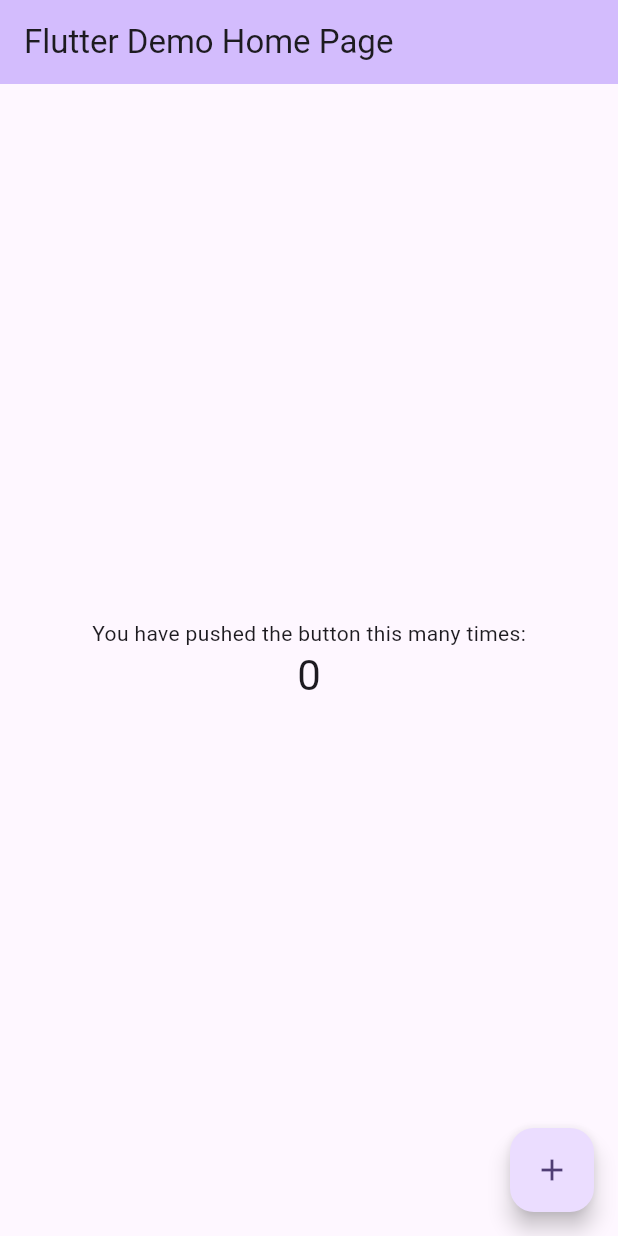
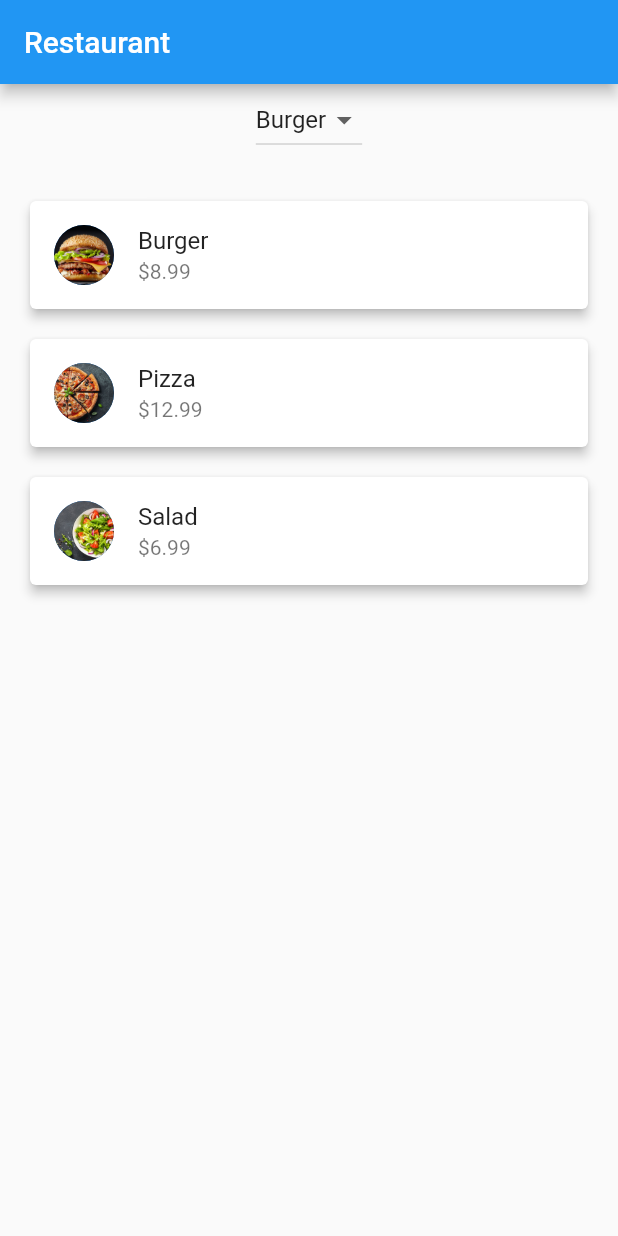
Before and after one commit to omar-al-sayed/restaurant, a Flutter app: the screen it shows after launch, on a phone screen of 412 x 824 dp. Run offline on Flutter 3.47's test engine with Material 2 defaults, Android fonts, the phone set to English and light mode, and no system bars.

Commit message:
add assets folder and 3 images add restaurant file and dropdownMenu and ListView and list of items

```diff
--- a/lib/main.dart
+++ b/lib/main.dart
@@ -1,110 +1,17 @@
 import 'package:flutter/material.dart';
+import 'restaurant.dart';
 
 void main() {
-  runApp(const MyApp());
+  runApp(MyApp());
 }
 
 class MyApp extends StatelessWidget {
-  const MyApp({super.key});
-
-  // This widget is the root of your application.
   @override
   Widget build(BuildContext context) {
-    return MaterialApp(
-      title: 'Flutter Demo',
-      theme: ThemeData(
-        colorScheme: ColorScheme.fromSeed(seedColor: Colors.deepPurple),
-        useMaterial3: true,
-      ),
-      home: const MyHomePage(title: 'Flutter Demo Home Page'),
+
+    return const MaterialApp(
+      debugShowCheckedModeBanner: false,
+      home: Restaurant(),
     );
   }
 }
-
-class MyHomePage extends StatefulWidget {
-  const MyHomePage({super.key, required this.title});
-
-  // This widget is the home page of your application. It is stateful, meaning
-  // that it has a State object (defined below) that contains fields that affect
-  // how it looks.
-
-  // This class is the configuration for the state. It holds the values (in this
-  // case the title) provided by the parent (in this case the App widget) and
-  // used by the build method of the State. Fields in a Widget subclass are
-  // always marked "final".
-
-  final String title;
-
-  @override
-  State<MyHomePage> createState() => _MyHomePageState();
-}
-
-class _MyHomePageState extends State<MyHomePage> {
-  int _counter = 0;
-
-  void _incrementCounter() {
-    setState(() {
-      // This call to setState tells the Flutter framework that something has
-      // changed in this State, which causes it to rerun the build method below
-      // so that the display can reflect the updated values. If we changed
-      // _counter without calling setState(), then the build method would not be
-      // called again, and so nothing would appear to happen.
-      _counter++;
-    });
-  }
-
-  @override
-  Widget build(BuildContext context) {
-    // This method is rerun every time setState is called, for instance as done
-    // by the _incrementCounter method above.
-    //
-    // The Flutter framework has been optimized to make rerunning build methods
-    // fast, so that you can just rebuild anything that needs updating rather
-    // than having to individually change instances of widgets.
-    return Scaffold(
-      appBar: AppBar(
-        // TRY THIS: Try changing the color here to a specific color (to
-        // Colors.amber, perhaps?) and trigger a hot reload to see the AppBar
-        // change color while the other colors stay the same.
-        backgroundColor: Theme.of(context).colorScheme.inversePrimary,
-        // Here we take the value from the MyHomePage object that was created by
-        // the App.build method, and use it to set our appbar title.
-        title: Text(widget.title),
-      ),
-      body: Center(
-        // Center is a layout widget. It takes a single child and positions it
-        // in the middle of the parent.
-        child: Column(
-          // Column is also a layout widget. It takes a list of children and
-          // arranges them vertically. By default, it sizes itself to fit its
-          // children horizontally, and tries to be as tall as its parent.
-          //
-          // Column has various properties to control how it sizes itself and
-          // how it positions its children. Here we use mainAxisAlignment to
-          // center the children vertically; the main axis here is the vertical
-          // axis because Columns are vertical (the cross axis would be
-          // horizontal).
-          //
-          // TRY THIS: Invoke "debug painting" (choose the "Toggle Debug Paint"
-          // action in the IDE, or press "p" in the console), to see the
-          // wireframe for each widget.
-          mainAxisAlignment: MainAxisAlignment.center,
-          children: <Widget>[
-            const Text(
-              'You have pushed the button this many times:',
-            ),
-            Text(
-              '$_counter',
-              style: Theme.of(context).textTheme.headlineMedium,
-            ),
-          ],
-        ),
-      ),
-      floatingActionButton: FloatingActionButton(
-        onPressed: _incrementCounter,
-        tooltip: 'Increment',
-        child: const Icon(Icons.add),
-      ), // This trailing comma makes auto-formatting nicer for build methods.
-    );
-  }
-}
--- /dev/null
+++ b/lib/restaurant.dart
@@ -0,0 +1,76 @@
+import 'package:flutter/material.dart';
+
+class Restaurant extends StatefulWidget {
+  const Restaurant({Key? key}) : super(key: key);
+
+  @override
+  State<Restaurant> createState() => _RestaurantState();
+}
+
+class _RestaurantState extends State<Restaurant> {
+  final List<Map<String, dynamic>> menuItems = [
+    {'name': 'Burger', 'price': 8.99, 'image': 'assets/burger.jpg'},
+    {'name': 'Pizza', 'price': 12.99, 'image': 'assets/pizza.jpg'},
+    {'name': 'Salad', 'price': 6.99, 'image': 'assets/salad.jpg'},
+  ];
+
+
+  String selectedItem = 'Burger';
+
+  @override
+  Widget build(BuildContext context) {
+    return Scaffold(
+      appBar: AppBar(
+        title: Text('Restaurant'),
+      ),
+      body: Center(
+        child: Column(
+          mainAxisAlignment: MainAxisAlignment.center,
+          children: [
+            DropdownButton<String>(
+              value: selectedItem,
+              items: menuItems.map((item) {
+                return DropdownMenuItem<String>(
+                  value: item['name'],
+                  child: Text(item['name']),
+                );
+              }).toList(),
+              onChanged: (value) {
+                setState(() {
+                  selectedItem = value!;
+                });
+              },
+            ),
+
+            SizedBox(height: 20),
+            Expanded(
+              //list view
+              child: ListView.builder(
+                itemCount: menuItems.length,
+                itemBuilder: (context, index) {
+                  final item = menuItems[index];
+                  return Card(
+                    elevation: 3,
+                    margin: EdgeInsets.symmetric(vertical: 10, horizontal: 20),
+                    child: ListTile(
+                      title: Text(item['name']),
+                      subtitle: Text('\$${item['price']}'),
+                      leading: CircleAvatar(
+                        backgroundImage: AssetImage(item['image']),
+                      ),
+                      onTap: () {
+                        setState(() {
+                          selectedItem = item['name'];
+                        });
+                      },
+                    ),
+                  );
+                },
+              ),
+            ),
+          ],
+        ),
+      ),
+    );
+  }
+}
--- a/pubspec.yaml
+++ b/pubspec.yaml
@@ -59,8 +59,8 @@ flutter:
   uses-material-design: true
 
   # To add assets to your application, add an assets section, like this:
-  # assets:
-  #   - images/a_dot_burr.jpeg
+  assets:
+     - assets/
   #   - images/a_dot_ham.jpeg
 
   # An image asset can refer to one or more resolution-specific "variants", see
```
Also changed, not shown: assets/burger.jpg (added), assets/pizza.jpg (added), assets/salad.jpg (added).
